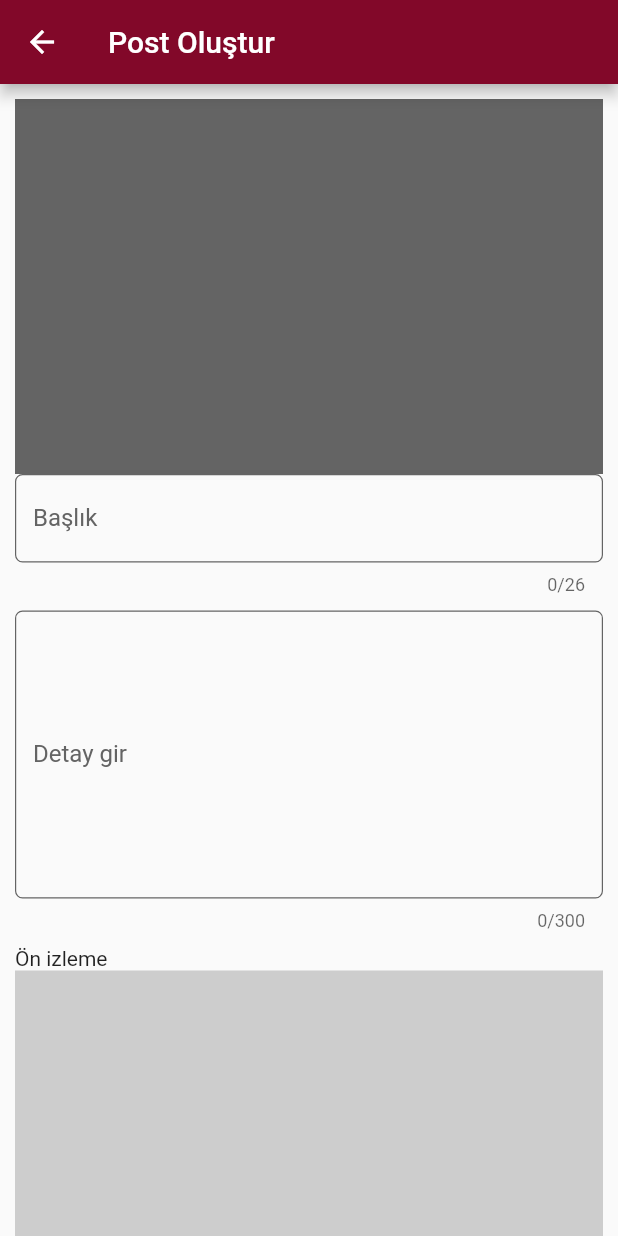
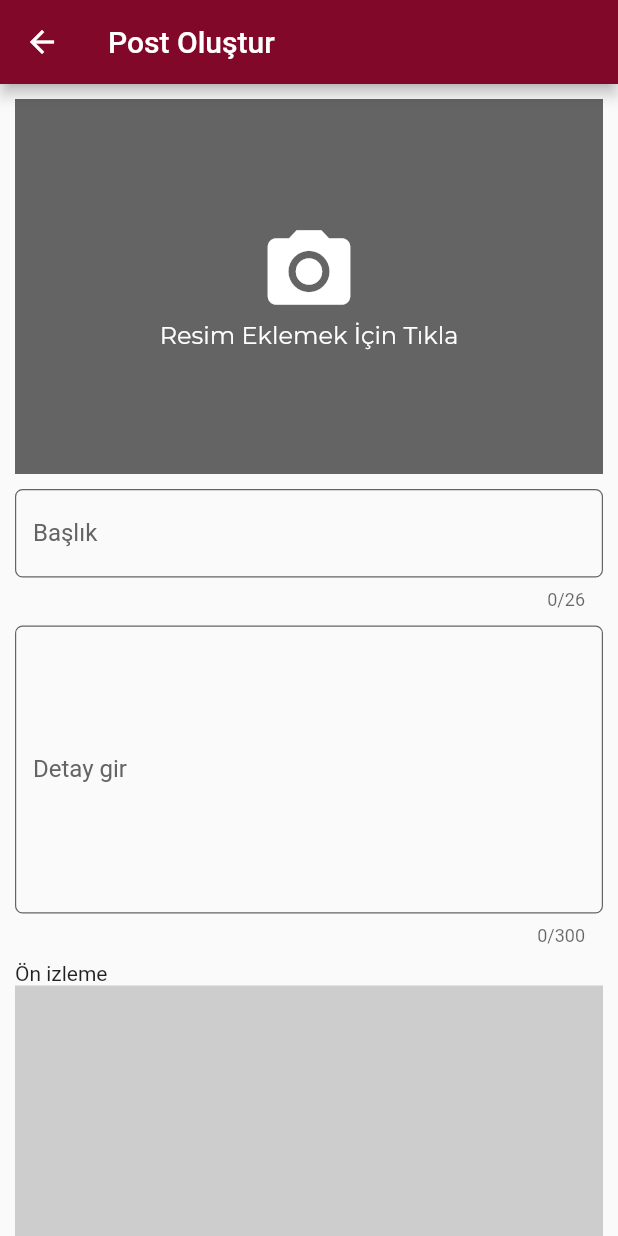
Before and after one commit to behemehal/GEE, a Flutter app: the CreatePost screen opened directly, on a phone screen of 412 x 824 dp. Run offline on Flutter 3.47's test engine with Material 2 defaults, Android fonts, the phone set to English and light mode, and no system bars; our stand-ins replace shared_preferences; accounts and stored records are empty.

Commit message:
Change 1

```diff
--- a/lib/pages/create_post.dart
+++ b/lib/pages/create_post.dart
@@ -26,7 +26,7 @@ class CreatePostState extends State<CreatePost> {
   TextEditingController detail = TextEditingController();
 
   @override
-  Widget init() {
+  void initState() {
     super.initState();
     detail.addListener(() {
       setState(() {});
@@ -46,11 +46,33 @@ class CreatePostState extends State<CreatePost> {
           child: Column(
             mainAxisSize: MainAxisSize.max,
             children: [
-              Container(
-                padding: EdgeInsets.only(top: 20),
-                width: 500,
-                height: 250,
-                color: Color.fromRGBO(100, 100, 100, 1),
+              Padding(
+                padding: EdgeInsets.only(bottom: 10),
+                child: Container(
+                  width: 500,
+                  height: 250,
+                  color: Color.fromRGBO(100, 100, 100, 1),
+                  child: Center(
+                    child: Column(
+                      mainAxisAlignment: MainAxisAlignment.center,
+                      children: [
+                        Icon(
+                          Icons.camera_alt,
+                          size: 66,
+                          color: Colors.white,
+                        ),
+                        Text(
+                          "Resim Eklemek İçin Tıkla",
+                          style: TextStyle(
+                            fontFamily: "Montserrat",
+                            fontSize: 16,
+                            color: Colors.white,
+                          ),
+                        )
+                      ],
+                    ),
+                  ),
+                ),
               ),
               TextField(
                 decoration: InputDecoration(
```
Also changed, not shown: lib/pages/register.dart (+23 -0 lines).
